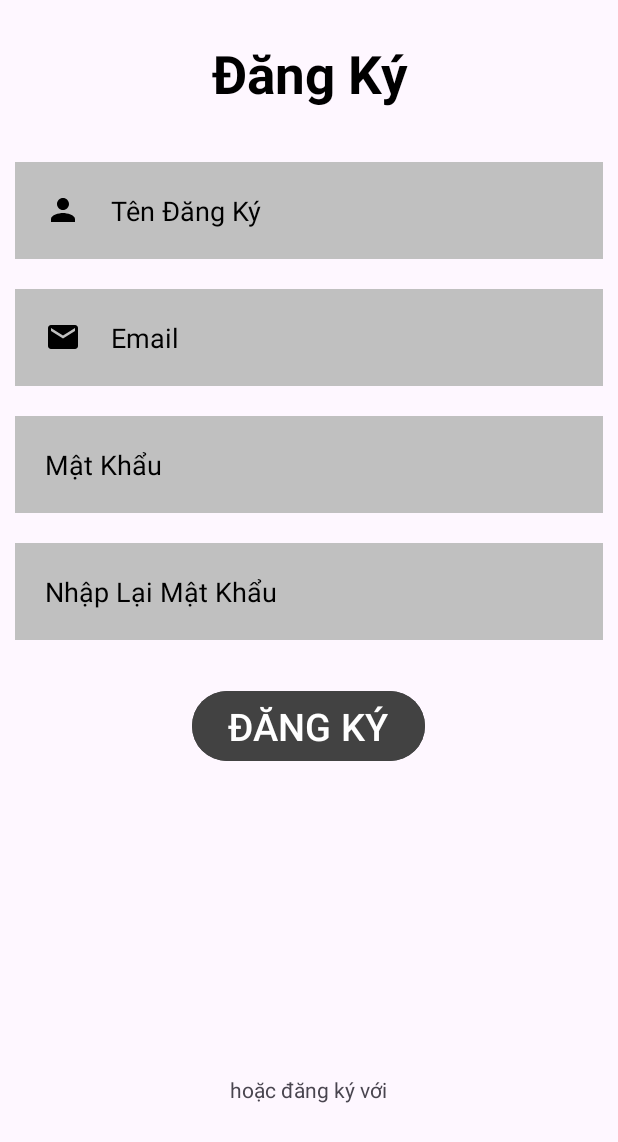
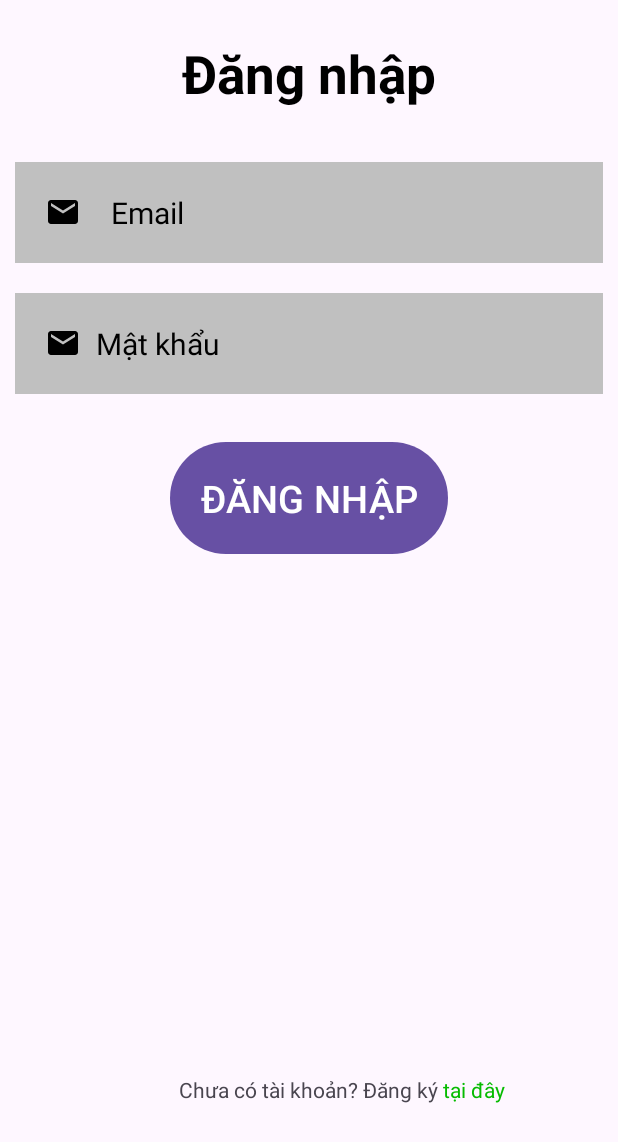
Before and after one commit to vuphuong1794/HealthCareSystem, an Android app: the screen it shows after launch (MainActivity before the commit, SignIn after it), on a phone screen of 412 x 824 dp. Shown: the top 1142 px of the screen. Run offline under Robolectric (Android 15) with nearby library versions, the phone set to English and light mode, and no system bars.

Commit message:
add sign in, main page temporally

```diff
--- a/app/src/main/java/com/example/healthcaresystem/MainActivity.kt
+++ b/app/src/main/java/com/example/healthcaresystem/MainPage.kt
@@ -6,12 +6,12 @@ import androidx.appcompat.app.AppCompatActivity
 import androidx.core.view.ViewCompat
 import androidx.core.view.WindowInsetsCompat
 
-class MainActivity : AppCompatActivity() {
+class MainPage : AppCompatActivity() {
     override fun onCreate(savedInstanceState: Bundle?) {
         super.onCreate(savedInstanceState)
         enableEdgeToEdge()
-        setContentView(R.layout.activity_main)
-        ViewCompat.setOnApplyWindowInsetsListener(findViewById(R.id.main)) { v, insets ->
+        setContentView(R.layout.activity_main_page)
+        ViewCompat.setOnApplyWindowInsetsListener(findViewById(R.id.main_page)) { v, insets ->
             val systemBars = insets.getInsets(WindowInsetsCompat.Type.systemBars())
             v.setPadding(systemBars.left, systemBars.top, systemBars.right, systemBars.bottom)
             insets
--- /dev/null
+++ b/app/src/main/java/com/example/healthcaresystem/SignIn.kt
@@ -0,0 +1,35 @@
+package com.example.healthcaresystem
+
+import android.os.Bundle
+import androidx.activity.enableEdgeToEdge
+import androidx.appcompat.app.AppCompatActivity
+import androidx.core.view.ViewCompat
+import androidx.core.view.WindowInsetsCompat
+import android.content.Intent
+import android.widget.Button
+import android.widget.TextView
+class SignIn : AppCompatActivity() {
+    override fun onCreate(savedInstanceState: Bundle?) {
+        super.onCreate(savedInstanceState)
+        enableEdgeToEdge()
+        setContentView(R.layout.sign_in)
+        ViewCompat.setOnApplyWindowInsetsListener(findViewById(R.id.main_sign_in)) { v, insets ->
+            val systemBars = insets.getInsets(WindowInsetsCompat.Type.systemBars())
+            v.setPadding(systemBars.left, systemBars.top, systemBars.right, systemBars.bottom)
+            insets
+        }
+
+        val nutdangki = findViewById<TextView>(R.id.signuplink)
+        nutdangki.setOnClickListener {
+            val intent = Intent(this, SignUp::class.java)
+            startActivity(intent) // Chuyển đến SecondActivity
+        }
+
+        val nutdangnhap = findViewById<Button>(R.id.button)
+        nutdangnhap.setOnClickListener {
+            val intent = Intent(this, MainPage::class.java)
+            startActivity(intent) // Chuyển đến SecondActivity
+        }
+
+    }
+}
--- /dev/null
+++ b/app/src/main/res/layout/sign_in.xml
@@ -0,0 +1,97 @@
+<?xml version="1.0" encoding="utf-8"?>
+
+<RelativeLayout xmlns:android="http://schemas.android.com/apk/res/android"
+    xmlns:tools="http://schemas.android.com/tools"
+    android:id="@+id/main_sign_in"
+    android:layout_width="match_parent"
+    android:layout_height="match_parent"
+    tools:context=".SignIn">
+
+    <TextView
+        android:layout_width="match_parent"
+        android:layout_height="wrap_content"
+        android:id="@+id/signintitle"
+        android:text="Đăng nhập"
+        android:textSize="35dp"
+        android:textColor="@color/black"
+        android:textStyle="bold"
+        android:gravity="center"
+        android:layout_margin="25dp"/>
+    <EditText
+        android:layout_width="match_parent"
+        android:layout_height="wrap_content"
+        android:id="@+id/email"
+        android:layout_below="@id/signintitle"
+        android:background="#C0C0C0"
+        android:hint="Email"
+        android:textSize="20dp"
+        android:textColorHint="@color/black"
+        android:textColor="@color/black"
+        android:drawableLeft="@drawable/baseline_email_24"
+        android:drawablePadding="20dp"
+        android:layout_margin="10dp"
+        android:padding="20dp"
+        />
+    <EditText
+        android:layout_width="match_parent"
+        android:layout_height="wrap_content"
+        android:id="@+id/pass"
+        android:layout_below="@id/email"
+        android:background="#C0C0C0"
+        android:layout_margin="10dp"
+        android:padding="20dp"
+        android:hint="Mật khẩu"
+        android:textSize="20dp"
+        android:textColorHint="@color/black"
+        android:drawablePadding="10dp"
+        android:drawableLeft="@drawable/baseline_email_24"
+        />
+    <Button
+        android:layout_width="wrap_content"
+        android:layout_height="wrap_content"
+        android:id="@+id/button"
+        android:layout_below="@id/pass"
+        android:layout_margin="18dp"
+        android:layout_centerHorizontal="true"
+        android:padding="20dp"
+        android:text="ĐĂNG NHẬP"
+        android:textSize="25dp"
+        android:clickable="true"
+        />
+
+    <TextView
+        android:layout_width="wrap_content"
+        android:layout_height="wrap_content"
+        android:id="@+id/signupinvite"
+        android:layout_above="@id/socialicons"
+        android:text="Chưa có tài khoản? Đăng ký"
+        android:layout_centerHorizontal="true"/>
+
+    <TextView
+        android:layout_width="wrap_content"
+        android:layout_height="wrap_content"
+        android:id="@+id/signuplink"
+        android:layout_toRightOf="@id/signupinvite"
+        android:layout_above="@id/socialicons"
+        android:text="tại đây"
+        android:clickable="true"
+        android:textColor="#06bb00"
+        android:layout_marginLeft="3dp"
+        />
+
+    <LinearLayout
+        android:layout_width="match_parent"
+        android:layout_height="wrap_content"
+        android:id="@+id/socialicons"
+        android:gravity="center"
+        android:layout_alignParentBottom="true">
+        <ImageView
+            android:layout_width="48dp"
+            android:layout_height="48dp"
+            android:layout_margin="20dp"></ImageView>
+        <ImageView
+            android:layout_width="48dp"
+            android:layout_height="48dp"
+            android:layout_margin="20dp"></ImageView>
+    </LinearLayout>
+</RelativeLayout>
```
Also changed, not shown: app/src/main/AndroidManifest.xml (+7 -1 lines), app/src/main/java/com/example/healthcaresystem/SignUp.kt (added, +28 -0 lines), app/src/main/res/layout/activity_main_page.xml (added, +20 -0 lines), app/src/main/res/layout/sign_up.xml (renamed from app/src/main/res/layout/activity_main.xml, +27 -7 lines), app/build.gradle.kts (line endings or trailing spaces).
